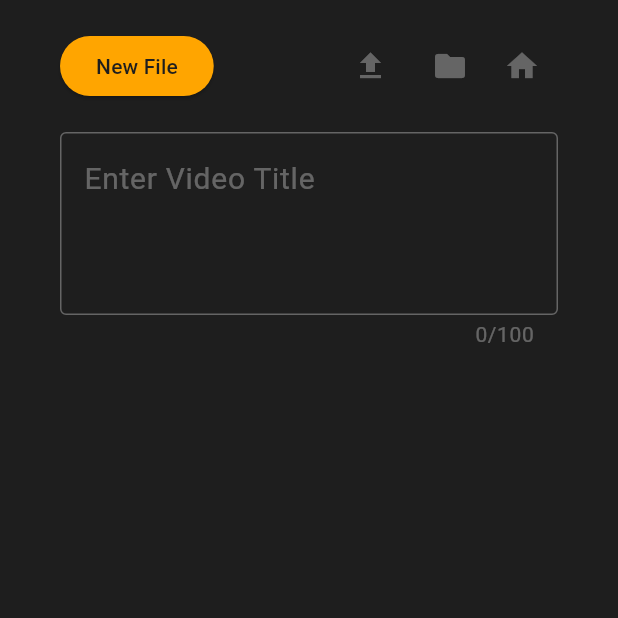
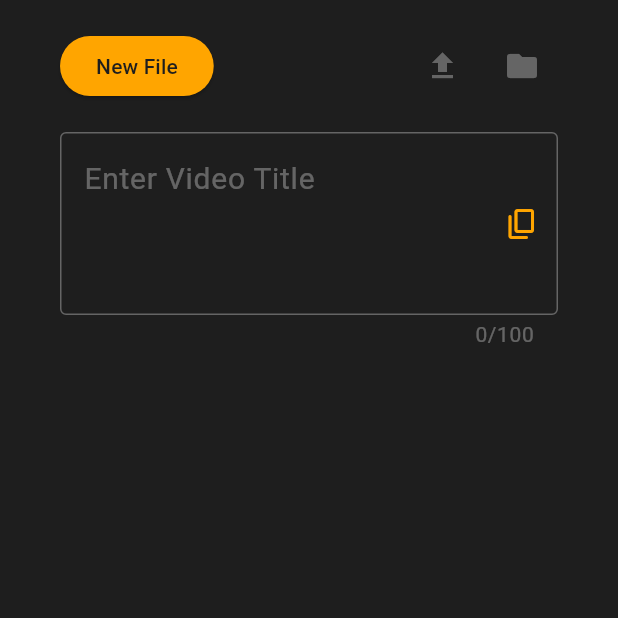
Before and after one commit to Davematteer/metatube, a Flutter app: the screen it shows after launch, on a phone screen of 412 x 824 dp, the top half of it. Run offline on Flutter 3.47's test engine with Material 3 defaults, Android fonts, the phone set to English and light mode, and no system bars.

Commit message:
CopyButtonAdded

```diff
--- a/lib/pages/home_screen.dart
+++ b/lib/pages/home_screen.dart
@@ -31,7 +31,6 @@ class _HomeScreenState extends State<HomeScreen> {
                     _actionButton(() => null, Icons.file_upload),
                     const SizedBox(width: 5,),
                     _actionButton(() => null, Icons.folder),
-                    _actionButton(() => null, Icons.home),
                   ],
                 )
             ],),
--- a/lib/widgets/custom_textfield.dart
+++ b/lib/widgets/custom_textfield.dart
@@ -47,6 +47,7 @@ class _CustomTextfieldState extends State<CustomTextfield> {
       decoration: InputDecoration(
         hintStyle: AppTheme.hintStyle,
         hintText: widget.hintText,
+        suffixIcon: _copyButton(context),
         focusedBorder: OutlineInputBorder(
           borderSide:
           BorderSide(
@@ -62,4 +63,14 @@ class _CustomTextfieldState extends State<CustomTextfield> {
       ),
     );
   }
+
+  IconButton _copyButton(BuildContext context){
+    return IconButton(
+      onPressed: (){},
+      splashRadius: 20,
+      splashColor: AppTheme.accent,
+      icon: Icon(Icons.content_copy_rounded),
+      color: AppTheme.accent,
+      );
+  }
 }
```
